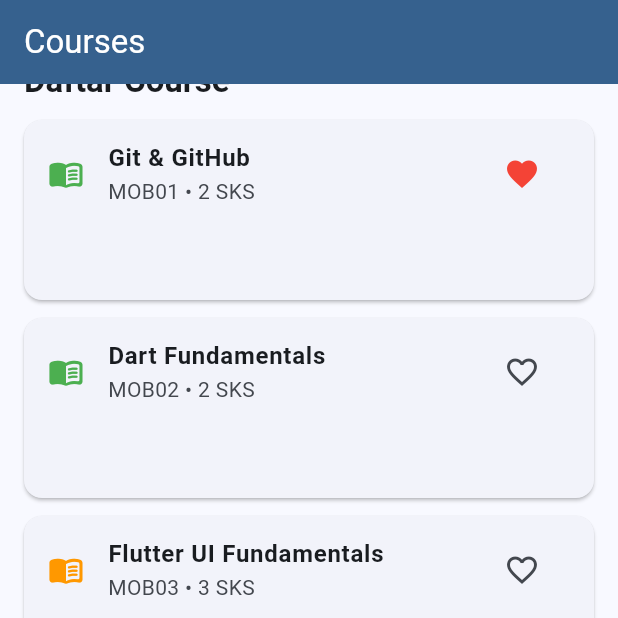
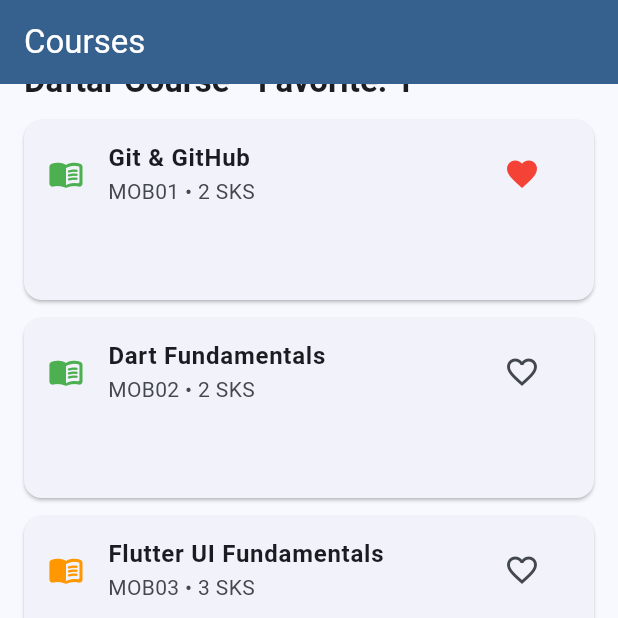
Before and after one commit to putriari93/course-explorer-flutter, a Flutter app: the screen it shows after launch, item 2 of the bottom bar chosen, scrolled down 122 dp, after a tap on the "favorite outline" icon, on a phone screen of 412 x 824 dp, the top half of it. Run offline on Flutter 3.47's test engine with Material 3 defaults, Android fonts, the phone set to English and light mode, and no system bars.

Commit message:
Menggunakan watch read dan Consumer

```diff
--- a/lib/main.dart
+++ b/lib/main.dart
@@ -99,8 +99,6 @@ class _DashboardPageState extends State<DashboardPage> {
   late Future<Map<String, dynamic>> studentFuture;
 
   int currentIndex = 0;
-
-  final Set<String> favoriteCourses = {};
 
   final feedbackFormKey = GlobalKey<FormState>();
 
@@ -281,6 +279,9 @@ class _DashboardPageState extends State<DashboardPage> {
         children: [
           const IdentityCard(),
           const SizedBox(height: 12),
+          Text(
+            'Jumlah favorite: ${context.watch<CourseProvider>().favorites.length}',
+          ),
           const ChangeNotifierDemo(),
           const LocalStateDemo(),
           const FavoriteStateDemo(),
@@ -348,6 +349,7 @@ class _DashboardPageState extends State<DashboardPage> {
   // course
 
   Widget _buildCoursesPage({required List<Map<String, dynamic>> courses}) {
+    final favoriteCount = context.watch<CourseProvider>().favorites.length;
     return SingleChildScrollView(
       padding: const EdgeInsets.all(16),
       child: Column(
@@ -358,7 +360,7 @@ class _DashboardPageState extends State<DashboardPage> {
           const SizedBox(height: 16),
 
           Text(
-            'Daftar Course',
+            'Daftar Course • Favorite: $favoriteCount',
             style: Theme.of(context).textTheme.titleLarge
                 ?.copyWith(fontWeight: FontWeight.bold),
           ),
@@ -504,63 +506,36 @@ class _DashboardPageState extends State<DashboardPage> {
   // course card
 
   Widget _buildCourseCard(Map<String, dynamic> course) {
-    final status = course['status'] as String;
-
-    final statusInfo = _statusInfo(status);
-
+    final statusInfo = _statusInfo(course['status'] as String);
     final courseCode = course['code'] as String;
-
-    final isFavorite = favoriteCourses.contains(courseCode);
-
     return GestureDetector(
-      // long press
-      onLongPress: () {
-        ScaffoldMessenger.of(context).showSnackBar(
+      onLongPress: () => ScaffoldMessenger.of(context).showSnackBar(
         SnackBar(
           content: Text(
-              '${course['title']} • '
-              '${course['code']} • '
-              '${course['credits']} SKS',
+            '${course['title']} • $courseCode • ${course['credits']} SKS',
           ),
         ),
-        );
-      },
-
+      ),
       child: Card(
         margin: EdgeInsets.zero,
         clipBehavior: Clip.antiAlias,
-
         child: InkWell(
-          // open detail
           onTap: () async {
-            if (isNavigating) {
-              return;
-            }
-
-            setState(() {
-              isNavigating = true;
-            });
-
+            if (isNavigating) return;
+            setState(() => isNavigating = true);
             final result = await Navigator.push<bool>(
               context,
               MaterialPageRoute(
                 builder: (_) => CourseDetailPage(course: course),
               ),
             );
-
-            if (!mounted) {
-              return;
+            if (!mounted) return;
+            setState(() => isNavigating = false);
+            if (result == true) {
+              final provider = context.read<CourseProvider>();
+              if (!provider.isFavorite(courseCode)) {
+                provider.toggleFavorite(courseCode);
               }
-
-            setState(() {
-              isNavigating = false;
-            });
-
-            if (result == true) {
-              setState(() {
-                favoriteCourses.add(courseCode);
-              });
-
               ScaffoldMessenger.of(context).showSnackBar(
                 SnackBar(
                   content: Text('${course['title']} ditambahkan ke favorite'),
@@ -568,40 +543,27 @@ class _DashboardPageState extends State<DashboardPage> {
               );
             }
           },
-
           child: ListTile(
             leading: Icon(statusInfo.icon, color: statusInfo.color),
-
             title: Text(
               course['title'] as String,
               style: const TextStyle(fontWeight: FontWeight.w600),
             ),
-
-            subtitle: Text(
-              '${course['code']} • '
-              '${course['credits']} SKS',
-            ),
-
-            trailing: IconButton(
+            subtitle: Text('$courseCode • ${course['credits']} SKS'),
+            // watch membaca jumlah pada halaman, Consumer mendengar ikon, read menjalankan aksi.
+            trailing: Consumer<CourseProvider>(
+              builder: (context, provider, child) {
+                final isFavorite = provider.isFavorite(courseCode);
+                return IconButton(
                   tooltip: isFavorite
                       ? 'Hapus dari favorite'
                       : 'Tambahkan ke favorite',
-
                   icon: Icon(
                     isFavorite ? Icons.favorite : Icons.favorite_border,
                     color: isFavorite ? Colors.red : null,
                   ),
-
-              // favorite
                   onPressed: () {
-                setState(() {
-                  if (isFavorite) {
-                    favoriteCourses.remove(courseCode);
-                  } else {
-                    favoriteCourses.add(courseCode);
-                  }
-                });
-
+                    context.read<CourseProvider>().toggleFavorite(courseCode);
                     ScaffoldMessenger.of(context).showSnackBar(
                       SnackBar(
                         content: Text(
@@ -610,6 +572,8 @@ class _DashboardPageState extends State<DashboardPage> {
                               : '${course['title']} ditambahkan ke favorite',
                         ),
                       ),
+                    );
+                  },
                 );
               },
             ),
```
Lines whose indentation alone changed are shown as unchanged.
